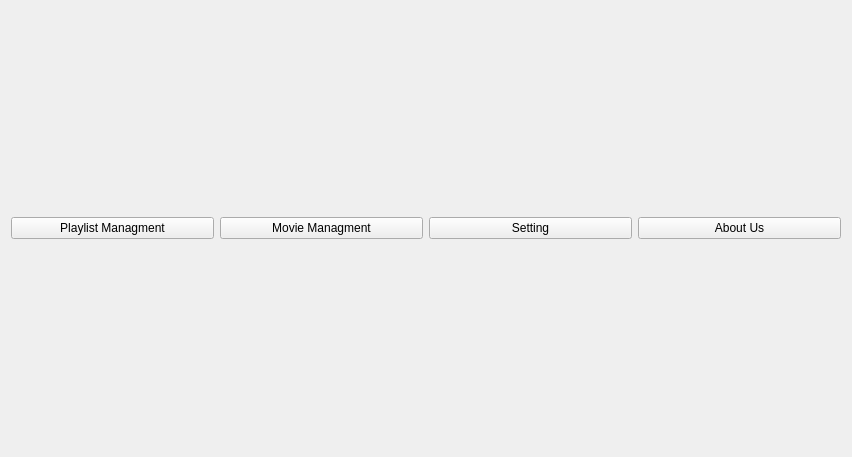
Before: the Qt Designer form ui/toolboxwidget.ui in Avesta85/JukeBox, drawn with Qt 5.
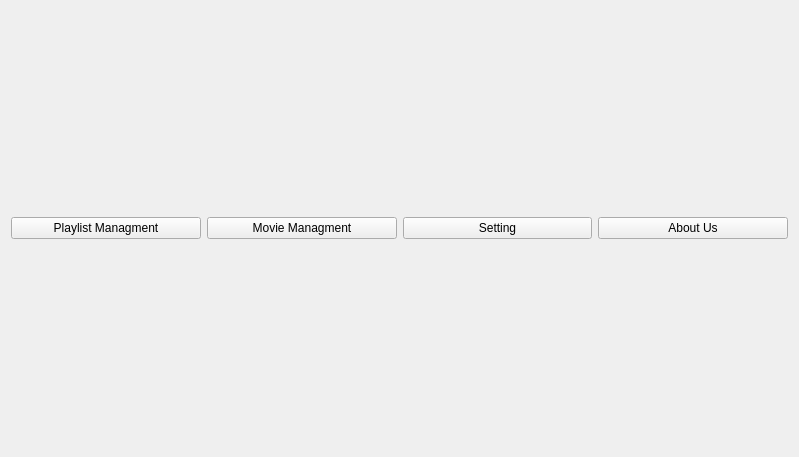
After: the same form once the commit is applied.

Patch:
```diff
--- a/ui/toolboxwidget.ui
+++ b/ui/toolboxwidget.ui
@@ -6,7 +6,7 @@
    <rect>
     <x>0</x>
     <y>0</y>
-    <width>852</width>
+    <width>799</width>
     <height>457</height>
    </rect>
   </property>
```
